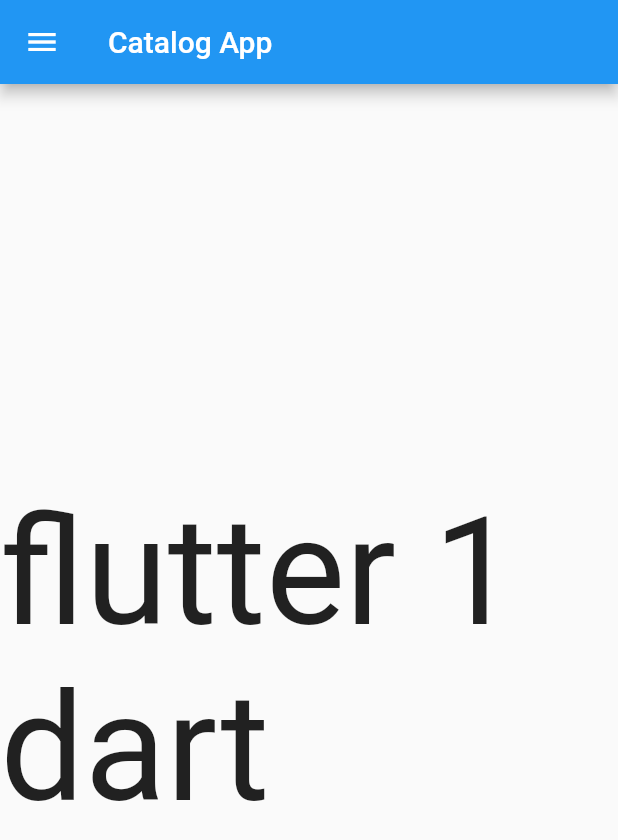
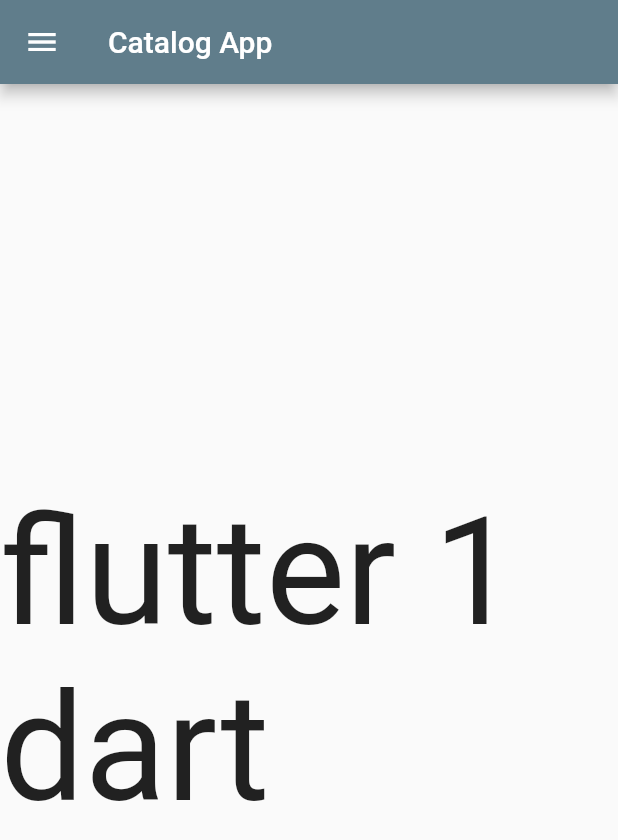
Before and after one commit to kkkkkkkkrsh/flutter, a Flutter app: the screen it shows after launch, on a phone screen of 412 x 824 dp. Shown: the top 840 px of the screen. Run offline on Flutter 3.47's test engine with Material 2 defaults, Android fonts, the phone set to English and light mode, and no system bars.

Commit message:
3 completed

```diff
--- a/lib/main.dart
+++ b/lib/main.dart
@@ -1,4 +1,5 @@
-import 'package:app/home_page.dart';
+import 'package:app/pages/home_page.dart';
+import 'package:app/pages/login_page.dart';
 import 'package:flutter/material.dart';
 
 void main()
@@ -15,7 +16,16 @@ class MyApp extends StatelessWidget {
 
 Widget build(BuildContext context) {
   return MaterialApp(
-    home: HomePage()
+
+    themeMode:  ThemeMode.light,
+    theme:  ThemeData(primarySwatch: Colors.blueGrey),
+    darkTheme: ThemeData(primarySwatch: Colors.blueGrey, brightness: Brightness.dark),
+    initialRoute: '/home',
+    routes: {
+      '/' :   (context)  => LoginPage(),
+      '/home' : (context) => HomePage(),
+      '/Login' :(context) => LoginPage()
+      },
   );
 
 }
```
Also changed, not shown: lib/pages/login_page.dart (added, +16 -0 lines), lib/pages/home_page.dart (renamed from lib/home_page.dart).
